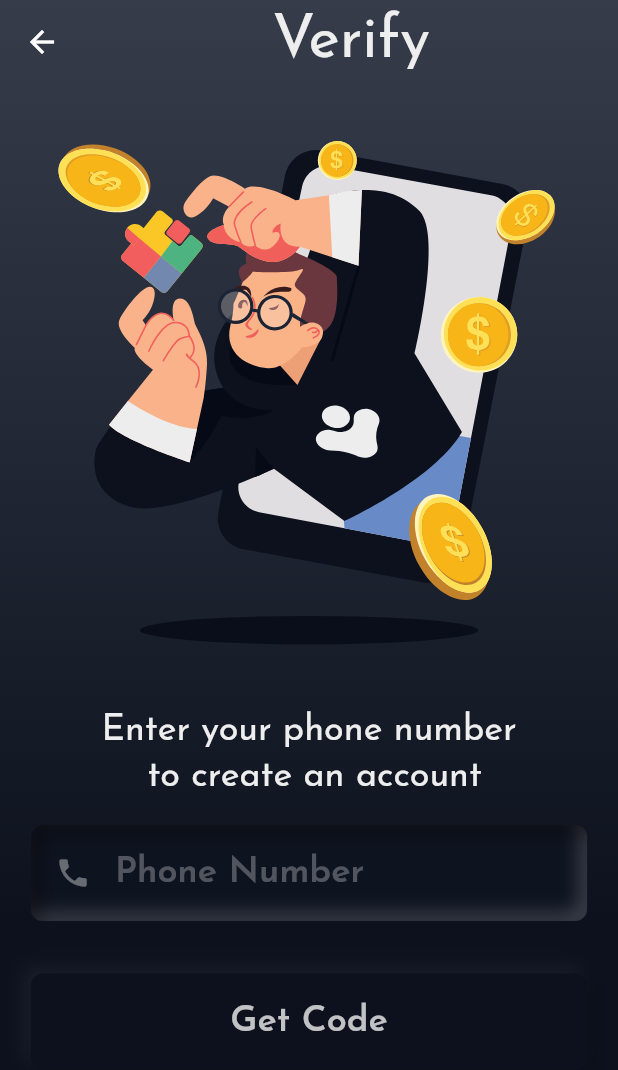
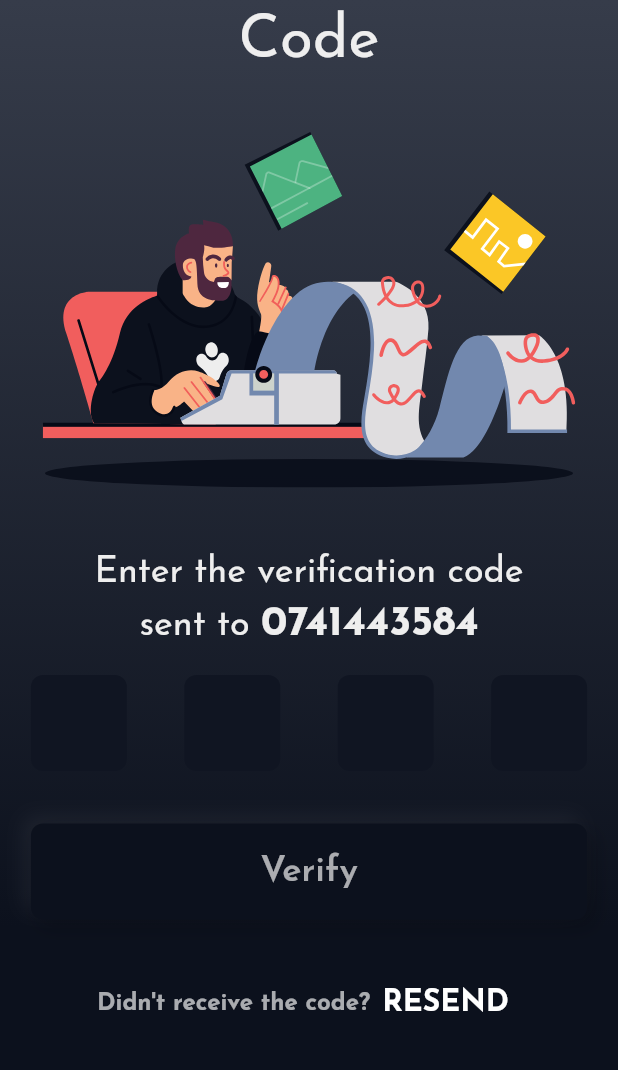
Before and after one commit to potent-101/portal, a Flutter app: the VerifyScreen screen opened directly, after a tap on "Get Code", on a phone screen of 412 x 824 dp. Shown: the top 1070 px of the screen. Run offline on Flutter 3.47's test engine with Material 2 defaults, Android fonts, the phone set to English and light mode, and no system bars; drawn by our look-alikes of pin_code_fields; our stand-ins replace flutter_inset_box_shadow, flutter_svg; missing offline and left inert: rive_splash_screen.

Commit message:
done with the code screen

```diff
--- a/lib/routes.dart
+++ b/lib/routes.dart
@@ -1,24 +1,31 @@
-
 import 'package:flutter/material.dart';
+import 'package:pleasework/routes/code_screen.dart';
 import 'package:pleasework/routes/splash_screen.dart';
 
-class RouteGenerator{
+class RouteGenerator {
   static const String splashScreen = '/';
   static const String verifyScreen = '/verifyScreen';
+  static const String codeScreen = '/codeScreen';
 
   RouteGenerator._();
 
-  static Route<dynamic> generateRoute(RouteSettings settings){
-    switch(settings.name){
-      case splashScreen :
-        return MaterialPageRoute(builder: (_)=> const MySplashScreen(),);
+  static Route<dynamic> generateRoute(RouteSettings settings) {
+    switch (settings.name) {
+      case splashScreen:
+        return MaterialPageRoute(
+          builder: (_) => const MySplashScreen(),
+        );
+      case codeScreen:
+        return MaterialPageRoute(
+          builder: (_) => const CodeScreen(),
+        );
       default:
         throw const FormatException('Route not found');
     }
   }
 }
 
-class RouteException implements Exception{
+class RouteException implements Exception {
   final String message;
   const RouteException(this.message);
 }
--- /dev/null
+++ b/lib/routes/code_screen.dart
@@ -0,0 +1,153 @@
+import 'package:flutter/material.dart' hide BoxDecoration, BoxShadow;
+import 'package:flutter_inset_box_shadow/flutter_inset_box_shadow.dart';
+import 'package:pin_code_fields/pin_code_fields.dart';
+import 'package:flutter_svg/flutter_svg.dart';
+import 'package:pleasework/theme/constants.dart';
+import 'package:pleasework/widgets/neu_Button.dart';
+
+import 'package:pleasework/widgets/scaffold_background.dart';
+
+class CodeScreen extends StatelessWidget {
+  const CodeScreen({Key? key}) : super(key: key);
+
+  @override
+  Widget build(BuildContext context) {
+    final size = MediaQuery.of(context).size;
+
+    return MyScafBckGround(
+      scaffold: Scaffold(
+          appBar: AppBar(
+            automaticallyImplyLeading: false,
+            elevation: 0,
+            backgroundColor: Colors.transparent,
+            title: const Center(
+              child: Text(
+                'Code',
+                style: TextStyle(
+                  fontSize: 40,
+                  color: onPrimaryColor,
+                ),
+              ),
+            ),
+          ),
+          backgroundColor: Colors.transparent,
+          body: SingleChildScrollView(
+            reverse: true,
+            child: Center(
+              child: Column(
+                crossAxisAlignment: CrossAxisAlignment.center,
+                children: [
+                  const SizedBox(
+                    height: 32,
+                  ),
+                  SvgPicture.asset('assets/images/guycode.svg'),
+                  SvgPicture.asset('assets/images/guycodesvg.svg'),
+                  const SizedBox(
+                    height: 40,
+                  ),
+                  RichText(
+                    textAlign: TextAlign.center,
+                    text: const TextSpan(
+                        text: 'Enter the verification code\nsent to ',
+                        style: TextStyle(
+                            fontFamily: josefinSansFontFamily,
+                            fontSize: 24,
+                            color: onPrimaryColor,
+                            height: 1.3),
+                        children: [
+                          TextSpan(
+                            text: '0741443584',
+                            style: TextStyle(
+                                fontFamily: josefinSansFontFamily,
+                                fontSize: 28,
+                                color: onPrimaryColor,
+                                fontWeight: FontWeight.bold,
+                                height: 1.3),
+                          )
+                        ]),
+                  ),
+                  const SizedBox(
+                    height: 18,
+                  ),
+                  SizedBox(
+                    height: 64,
+                    width: size.width * 0.9,
+                    child: PinCodeTextField(
+                        appContext: context,
+                        length: 4,
+                        keyboardType: TextInputType.number,
+                        enableActiveFill: true,
+                        textStyle: TextStyle(
+                            fontSize: 48,
+                            color: const Color(0xffffffff).withOpacity(0.7),
+                            fontWeight: FontWeight.w600),
+                        innerBoxShadows: [
+                          BoxShadow(
+                              blurRadius: 8,
+                              offset: const Offset(-5, -5),
+                              color: const Color(0xffffffff).withOpacity(0.3),
+                              inset: true),
+                          BoxShadow(
+                              blurRadius: 8,
+                              offset: const Offset(5, 5),
+                              color: const Color(0xff000000).withOpacity(0.5),
+                              inset: true),
+                        ],
+                        pinTheme: PinTheme(
+                          activeColor: Colors.transparent,
+                          inactiveColor: Colors.transparent,
+                          selectedColor:
+                              const Color(0xffffffff).withOpacity(0.7),
+                          activeFillColor: const Color(0xff101522),
+                          selectedFillColor: const Color(0xff101522),
+                          inactiveFillColor: const Color(0xff101522),
+                          shape: PinCodeFieldShape.box,
+                          borderRadius: BorderRadius.circular(8),
+                          fieldHeight: 64,
+                          fieldWidth: 64,
+                        ),
+                        onChanged: (String code) {}),
+                  ),
+                  const SizedBox(
+                    height: 35,
+                  ),
+                  NeuButton(
+                      color: primaryColor,
+                      height: 64,
+                      width: size.width * 0.9,
+                      bText: 'Verify',
+                      onTap: () {}),
+                  const SizedBox(
+                    height: 32,
+                  ),
+                  Row(
+                    mainAxisAlignment: MainAxisAlignment.center,
+                    children: [
+                      Text(
+                        'Didn\'t receive the code?',
+                        style: TextStyle(
+                          fontSize: 16,
+                          fontWeight: FontWeight.w700,
+                          color: const Color(0xffffffff).withOpacity(0.65),
+                        ),
+                      ),
+                      TextButton(
+                        onPressed: () {},
+                        child: const Text(
+                          'RESEND',
+                          style: TextStyle(
+                            fontSize: 20,
+                            fontWeight: FontWeight.w700,
+                            color: Color(0xffffffff),
+                          ),
+                        ),
+                      )
+                    ],
+                  )
+                ],
+              ),
+            ),
+          )),
+    );
+  }
+}
--- a/lib/routes/verify_screen.dart
+++ b/lib/routes/verify_screen.dart
@@ -1,5 +1,6 @@
 import 'package:flutter/material.dart';
 import 'package:flutter_svg/flutter_svg.dart';
+import 'package:pleasework/routes.dart';
 import 'package:pleasework/theme/constants.dart';
 import 'package:pleasework/widgets/neu_Button.dart';
 import 'package:pleasework/widgets/neu_input.dart';
@@ -17,6 +18,7 @@ class VerifyScreen extends StatelessWidget {
     return MyScafBckGround(
       scaffold: Scaffold(
           appBar: AppBar(
+            automaticallyImplyLeading: false,
             elevation: 0,
             backgroundColor: Colors.transparent,
             title: const Center(
@@ -80,11 +82,14 @@ class VerifyScreen extends StatelessWidget {
                     height: 35,
                   ),
                   NeuButton(
-                      color: !isKeyboard ? primaryColor : Color(0xff232A3A),
+                      color: primaryColor,
                       height: 64,
                       width: size.width * 0.9,
                       bText: 'Get Code',
-                      onTap: () {}),
+                      onTap: () {
+                        Navigator.of(context)
+                            .pushNamed(RouteGenerator.codeScreen);
+                      }),
                   const SizedBox(
                     height: 32,
                   ),
--- a/lib/widgets/neu_Button.dart
+++ b/lib/widgets/neu_Button.dart
@@ -6,9 +6,11 @@ class NeuButton extends StatelessWidget {
   final String bText;
   final VoidCallback onTap;
   final double width, height;
+  final Color color;
 
   NeuButton(
       {Key? key,
+      required this.color,
       required this.bText,
       required this.onTap,
       required this.height,
@@ -23,7 +25,7 @@ class NeuButton extends StatelessWidget {
         height: height,
         width: width,
         decoration: BoxDecoration(
-            color: primaryColor,
+            color: color,
             borderRadius: BorderRadius.circular(8),
             boxShadow: [
               BoxShadow(
@@ -41,7 +43,7 @@ class NeuButton extends StatelessWidget {
             style: TextStyle(
                 fontSize: 24,
                 fontWeight: FontWeight.w600,
-                color: onPrimaryColor.withOpacity(0.8)),
+                color: onPrimaryColor.withOpacity(0.7)),
           ),
         ),
       ),
--- a/pubspec.yaml
+++ b/pubspec.yaml
@@ -39,6 +39,11 @@ dependencies:
   riverpod: ^1.0.3
   flutter_svg: ^1.1.0
   flutter_inset_box_shadow: ^1.0.8
+  pin_code_fields:
+    git:
+      url: https://github.com/potent-101/pin_code_fields.git
+      ref: master
+
 
 dev_dependencies:
   flutter_test:
```
Also changed, not shown: assets/images/neumorphic pinfields.png (added), assets/images/neumorphic pinfields1.png (added), pubspec.lock.
